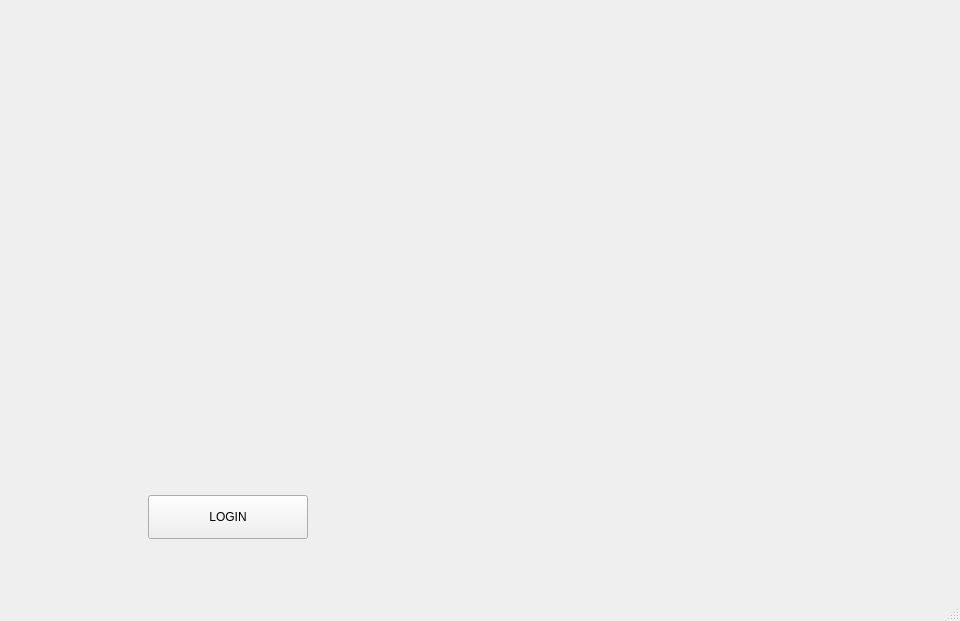
Above: TELAS/TELAINICIA.UI from llucasgustavo23-cyber/sistema before the change. Below: the same form after it.
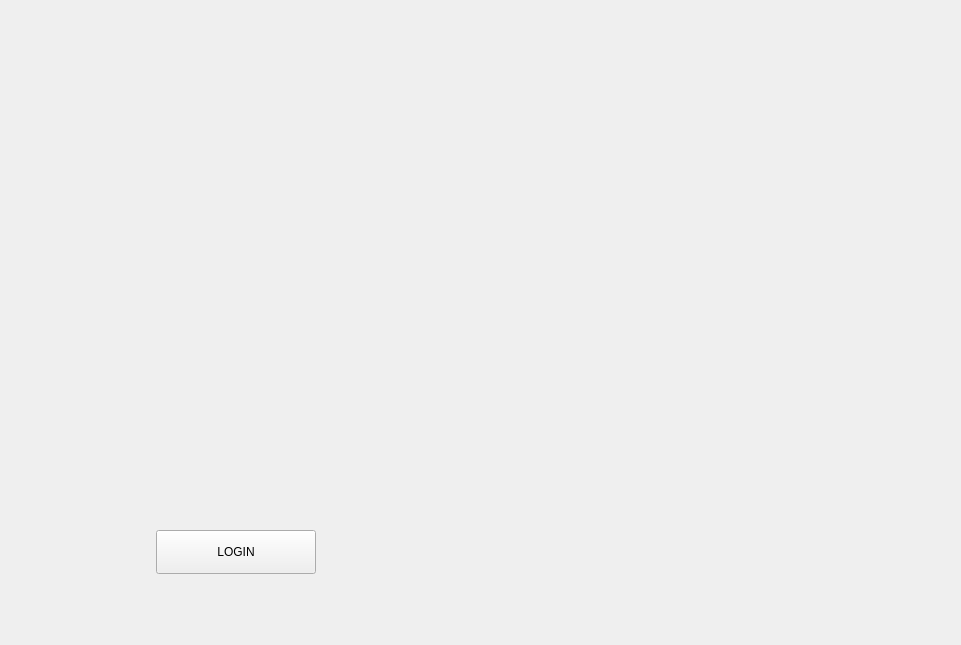
That is the form after the change. Icons and pictures are not drawn.

What changed in the file:
```diff
--- a/TELAS/TELAINICIA.UI
+++ b/TELAS/TELAINICIA.UI
@@ -1,35 +1,19 @@
 <?xml version="1.0" encoding="UTF-8"?>
 <ui version="4.0">
- <class>MainWindow</class>
- <widget class="QMainWindow" name="MainWindow">
+ <class>Form</class>
+ <widget class="QWidget" name="Form">
   <property name="geometry">
    <rect>
     <x>0</x>
     <y>0</y>
-    <width>960</width>
-    <height>621</height>
+    <width>961</width>
+    <height>645</height>
    </rect>
   </property>
   <property name="windowTitle">
    <string>TELAINICIAL</string>
   </property>
-  <widget class="QWidget" name="centralwidget">
-   <layout class="QVBoxLayout" name="verticalLayout_root">
-    <property name="spacing">
-     <number>0</number>
-    </property>
-    <property name="leftMargin">
-     <number>0</number>
-    </property>
-    <property name="topMargin">
-     <number>0</number>
-    </property>
-    <property name="rightMargin">
-     <number>0</number>
-    </property>
-    <property name="bottomMargin">
-     <number>0</number>
-    </property>
+  <layout class="QVBoxLayout" name="verticalLayout">
     <item>
      <widget class="QFrame" name="frameSamu">
       <property name="styleSheet">
@@ -212,8 +196,6 @@
      </widget>
     </item>
    </layout>
-  </widget>
-  <widget class="QStatusBar" name="statusbar"/>
  </widget>
  <resources/>
  <connections/>
```
Left out of the diff: 2 changed lines with no effect on the pictures. Lines whose indentation alone changed are shown as unchanged.
